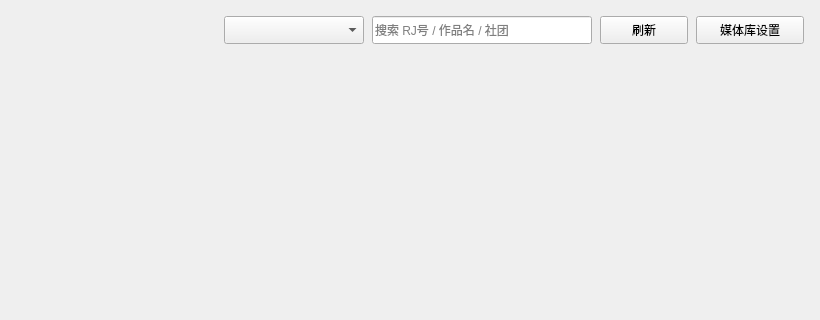
henntaidesu/DLsite_Anime-sharing_download, file src/QTui/ui_file/media_lib.ui: the form before one commit; both pictures show x 0 to 820 and y 0 to 320 of the 820 by 640 pixel window.
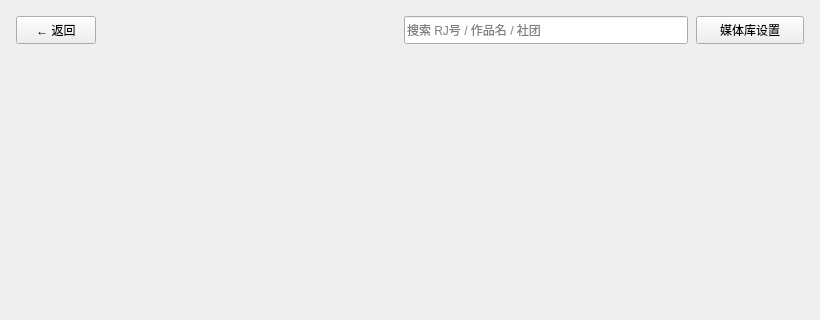
The form after the commit.

The edit to the form file:
```diff
--- a/src/QTui/ui_file/media_lib.ui
+++ b/src/QTui/ui_file/media_lib.ui
@@ -35,6 +35,19 @@
       <property name="spacing">
        <number>8</number>
       </property>
+      <item>
+       <widget class="QPushButton" name="back_button">
+        <property name="minimumSize">
+         <size>
+          <width>72</width>
+          <height>28</height>
+         </size>
+        </property>
+        <property name="text">
+         <string>← 返回</string>
+        </property>
+       </widget>
+      </item>
       <item>
        <widget class="QLabel" name="count_label">
         <property name="text">
@@ -58,16 +71,6 @@
         </property>
        </spacer>
       </item>
-      <item>
-       <widget class="QComboBox" name="lib_choose">
-        <property name="minimumSize">
-         <size>
-          <width>140</width>
-          <height>28</height>
-         </size>
-        </property>
-       </widget>
-      </item>
       <item>
        <widget class="QLineEdit" name="search_edit">
         <property name="minimumSize">
@@ -84,19 +87,6 @@
         </property>
        </widget>
       </item>
-      <item>
-       <widget class="QPushButton" name="refresh_button">
-        <property name="minimumSize">
-         <size>
-          <width>88</width>
-          <height>28</height>
-         </size>
-        </property>
-        <property name="text">
-         <string>刷新</string>
-        </property>
-       </widget>
-      </item>
       <item>
        <widget class="QPushButton" name="lib_setting_button">
         <property name="minimumSize">
```
